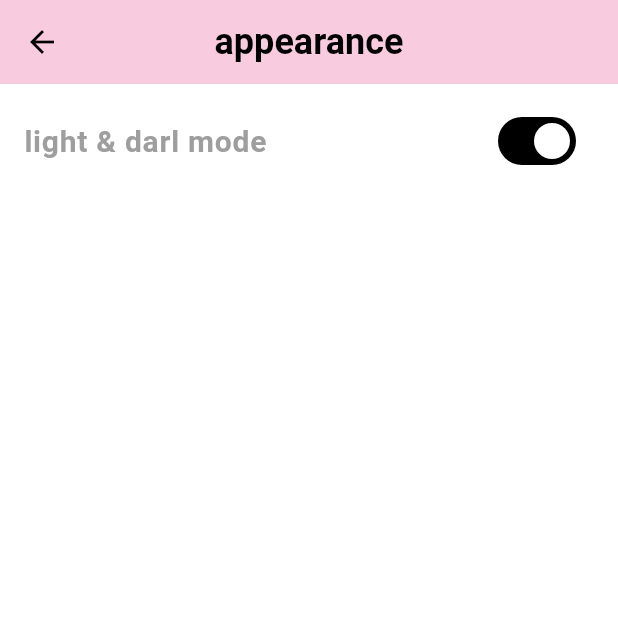
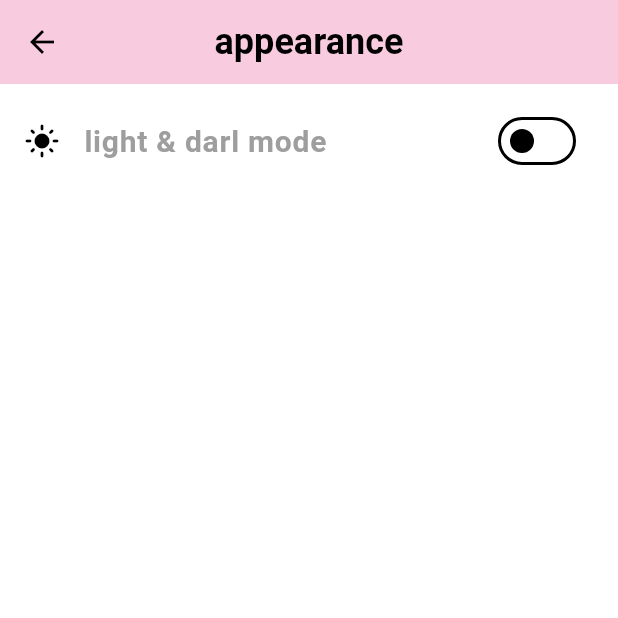
Before and after one commit to najiibmohamed11/Sweets_Stor_App_Flutter, a Flutter app: the Setting screen opened directly, after a tap on "appearance", on a phone screen of 412 x 824 dp, the top half of it. Run offline on Flutter 3.47's test engine with Material 3 defaults, Android fonts, the light colour scheme and no system bars; our stand-ins replace cloud_firestore, firebase_auth, firebase_core, firebase_storage, google_fonts, google_sign_in and 1 more; accounts and stored records are empty.

Commit message:
dark mode functionality

```diff
--- a/lib/pages/appearance/appearance.dart
+++ b/lib/pages/appearance/appearance.dart
@@ -1,5 +1,7 @@
 import 'package:flutter/cupertino.dart';
 import 'package:flutter/material.dart';
+import 'package:provider/provider.dart';
+import 'package:sweet_app/pages/cart/cart%20model/cartmodel.dart';
 
 class Appearance extends StatefulWidget {
   const Appearance({super.key});
@@ -9,10 +11,11 @@ class Appearance extends StatefulWidget {
 }
 
 class _AppearanceState extends State<Appearance> {
-  bool switchvalue = true;
   @override
   Widget build(BuildContext context) {
-    return Scaffold(
+    return Consumer<cartopration>(
+        builder: (context, value, child) => Scaffold(
+              backgroundColor: Theme.of(context).drawerTheme.backgroundColor,
               appBar: AppBar(
                 backgroundColor: Color(0xFFF9CBDF), // #F9CBDF
 
@@ -29,6 +32,15 @@ class _AppearanceState extends State<Appearance> {
                     height: 10.0,
                   ),
                   ListTile(
+                    leading: value.getisdark() == false
+                        ? Icon(
+                            Icons.light_mode,
+                            color: Colors.black,
+                          )
+                        : Icon(
+                            Icons.dark_mode,
+                            color: Colors.grey,
+                          ),
                     title: Text(
                       "light & darl mode",
                       style: TextStyle(
@@ -37,14 +49,15 @@ class _AppearanceState extends State<Appearance> {
                           color: Colors.grey),
                     ),
                     trailing: Switch(
-                  value: switchvalue,
-                  onChanged: (value) {
-                    setState(() {
-                      switchvalue = value;
-                    });
+                        activeColor: Colors.white,
+                        value: value.getisdark(),
+                        onChanged: (v) {
+                          print(v);
+                          value.changetheme(v);
                         }),
                   ),
                 ],
+              ),
             ));
   }
 }
--- a/lib/pages/settings/settings.dart
+++ b/lib/pages/settings/settings.dart
@@ -17,7 +17,7 @@ class _SettingState extends State<Setting> {
   @override
   Widget build(BuildContext context) {
     return Scaffold(
-      backgroundColor: Color(0xffFFFFFF),
+      backgroundColor: Theme.of(context).drawerTheme.backgroundColor,
       appBar: AppBar(
         backgroundColor: Color(0xFFF9CBDF), // #F9CBDF
 
@@ -37,7 +37,7 @@ class _SettingState extends State<Setting> {
                 decoration: InputDecoration(
                   hintText: 'search',
                   filled: true,
-                  fillColor: Color(0xffF1F1F1),
+                  fillColor: Theme.of(context).colorScheme.background,
                   border: InputBorder.none,
                 ),
               ),
@@ -56,6 +56,7 @@ class _SettingState extends State<Setting> {
                 leading: Icon(
                   Icons.person_outline_sharp,
                   size: 30.0,
+                  color: Theme.of(context).colorScheme.onPrimary,
                 ),
                 title: Text(
                   "account",
@@ -66,7 +67,9 @@ class _SettingState extends State<Setting> {
                 ),
                 trailing: Icon(Icons.arrow_forward_ios),
               ),
-              Divider(),
+              Divider(
+                color: Theme.of(context).colorScheme.onPrimary,
+              ),
               ListTile(
                 onTap: () {
                   Navigator.push(
@@ -78,6 +81,7 @@ class _SettingState extends State<Setting> {
                 leading: Icon(
                   Icons.notifications_none,
                   size: 30.0,
+                  color: Theme.of(context).colorScheme.onPrimary,
                 ),
                 title: Text(
                   "notifications",
@@ -88,7 +92,9 @@ class _SettingState extends State<Setting> {
                 ),
                 trailing: Icon(Icons.arrow_forward_ios),
               ),
-              Divider(),
+              Divider(
+                color: Theme.of(context).colorScheme.onPrimary,
+              ),
               ListTile(
                 onTap: () {
                   Navigator.push(
@@ -100,6 +106,7 @@ class _SettingState extends State<Setting> {
                 leading: Icon(
                   Icons.remove_red_eye_outlined,
                   size: 30.0,
+                  color: Theme.of(context).colorScheme.onPrimary,
                 ),
                 title: Text(
                   "appearance",
@@ -110,11 +117,14 @@ class _SettingState extends State<Setting> {
                 ),
                 trailing: Icon(Icons.arrow_forward_ios),
               ),
-              Divider(),
+              Divider(
+                color: Theme.of(context).colorScheme.onPrimary,
+              ),
               ListTile(
                 leading: Icon(
                   Icons.lock_outline_rounded,
                   size: 30.0,
+                  color: Theme.of(context).colorScheme.onPrimary,
                 ),
                 title: Text(
                   "privacy & security",
@@ -125,11 +135,14 @@ class _SettingState extends State<Setting> {
                 ),
                 trailing: Icon(Icons.arrow_forward_ios),
               ),
-              Divider(),
+              Divider(
+                color: Theme.of(context).colorScheme.onPrimary,
+              ),
               ListTile(
                 leading: Icon(
                   Icons.support_agent,
                   size: 30.0,
+                  color: Theme.of(context).colorScheme.onPrimary,
                 ),
                 title: Text(
                   "help & support",
@@ -140,11 +153,14 @@ class _SettingState extends State<Setting> {
                 ),
                 trailing: Icon(Icons.arrow_forward_ios),
               ),
-              Divider(),
+              Divider(
+                color: Theme.of(context).colorScheme.onPrimary,
+              ),
               ListTile(
                 leading: Icon(
                   Icons.contact_support_outlined,
                   size: 30.0,
+                  color: Theme.of(context).colorScheme.onPrimary,
                 ),
                 title: Text(
                   "about",
@@ -155,7 +171,9 @@ class _SettingState extends State<Setting> {
                 ),
                 trailing: Icon(Icons.arrow_forward_ios),
               ),
-              Divider(),
+              Divider(
+                color: Theme.of(context).colorScheme.onPrimary,
+              ),
               ListTile(
                 onTap: () {
                   FirebaseAuthantication().signOut();
@@ -174,7 +192,9 @@ class _SettingState extends State<Setting> {
                       color: Colors.red),
                 ),
               ),
-              Divider(),
+              Divider(
+                color: Theme.of(context).colorScheme.onPrimary,
+              ),
             ],
           ),
         ),
--- a/lib/themes/theme.dart
+++ b/lib/themes/theme.dart
@@ -1,7 +1,7 @@
 import 'package:flutter/material.dart';
 
 final ThemeData lightTheme = ThemeData(
-  primaryColor: Color(0xFFF9CBDF),
+  primaryColor: Color(0xFFEFEEF7),
   colorScheme: ColorScheme.light(
     primary: Color(0xFFF9CBDF),
     secondary: Color.fromARGB(255, 216, 217, 225),
@@ -20,9 +20,12 @@ final ThemeData lightTheme = ThemeData(
     bodyText1: TextStyle(color: Colors.black),
     bodyText2: TextStyle(color: Colors.black),
   ),
+  drawerTheme: DrawerThemeData(
+    backgroundColor: Colors.white, // Your desired background color
+  ),
 );
 final ThemeData darktheam = ThemeData(
-  primaryColor: Colors.black,
+  primaryColor: Color(0xFFF9CBDF),
   colorScheme: ColorScheme.light(
     primary: Colors.black,
     secondary: Colors.black,
@@ -30,6 +33,7 @@ final ThemeData darktheam = ThemeData(
     onPrimary: Colors.white, // Text color on top of primary color
     onSecondary: Colors.black, // Text color on top of secondary color
   ),
+
   scaffoldBackgroundColor: Colors.white,
   appBarTheme: AppBarTheme(
     color: Color(0xFFF9CBDF),
@@ -37,8 +41,14 @@ final ThemeData darktheam = ThemeData(
     titleTextStyle: TextStyle(
         color: Colors.black, fontSize: 20, fontWeight: FontWeight.bold),
   ),
+
   textTheme: TextTheme(
     bodyText1: TextStyle(color: Colors.white),
     bodyText2: TextStyle(color: Colors.white),
   ),
+
+  // Define the default brightness and colors.
+  drawerTheme: DrawerThemeData(
+    backgroundColor: Colors.black, // Your desired background color
+  ),
 );
```
Also changed, not shown: lib/main.dart (+11 -5 lines), lib/navpar/navpar.dart (+64 -13 lines), lib/pages/cart/cart model/cartmodel.dart (+7 -4 lines), lib/pages/components/bigcard.dart (+6 -3 lines). Lines whose indentation alone changed are shown as unchanged.
